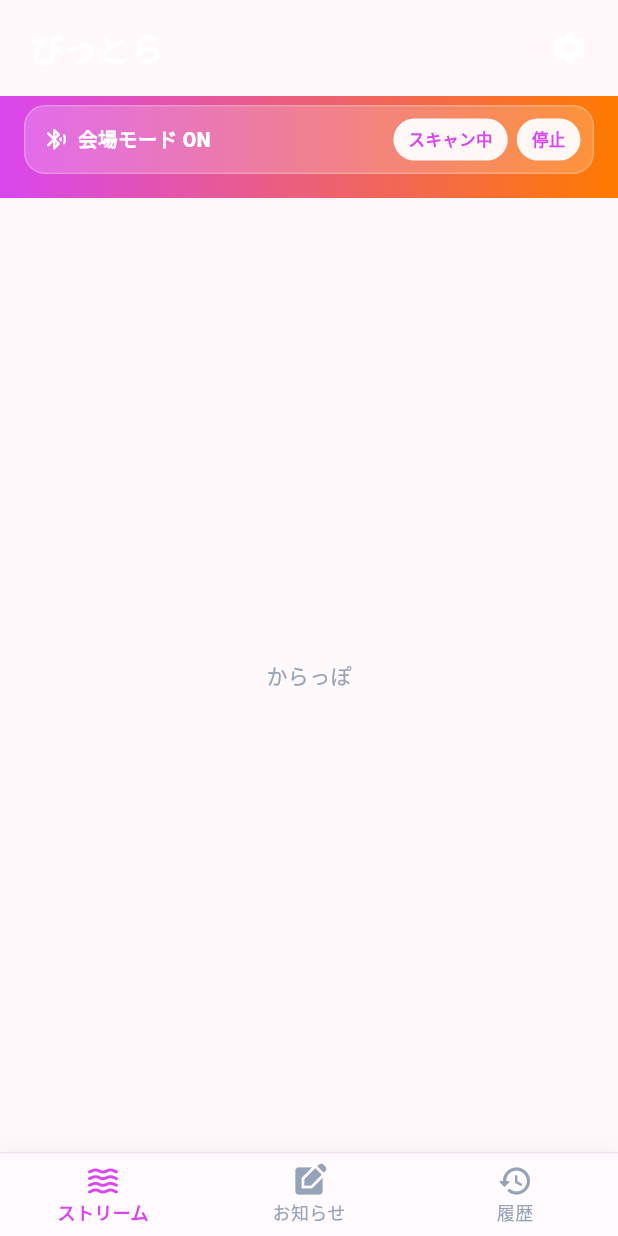
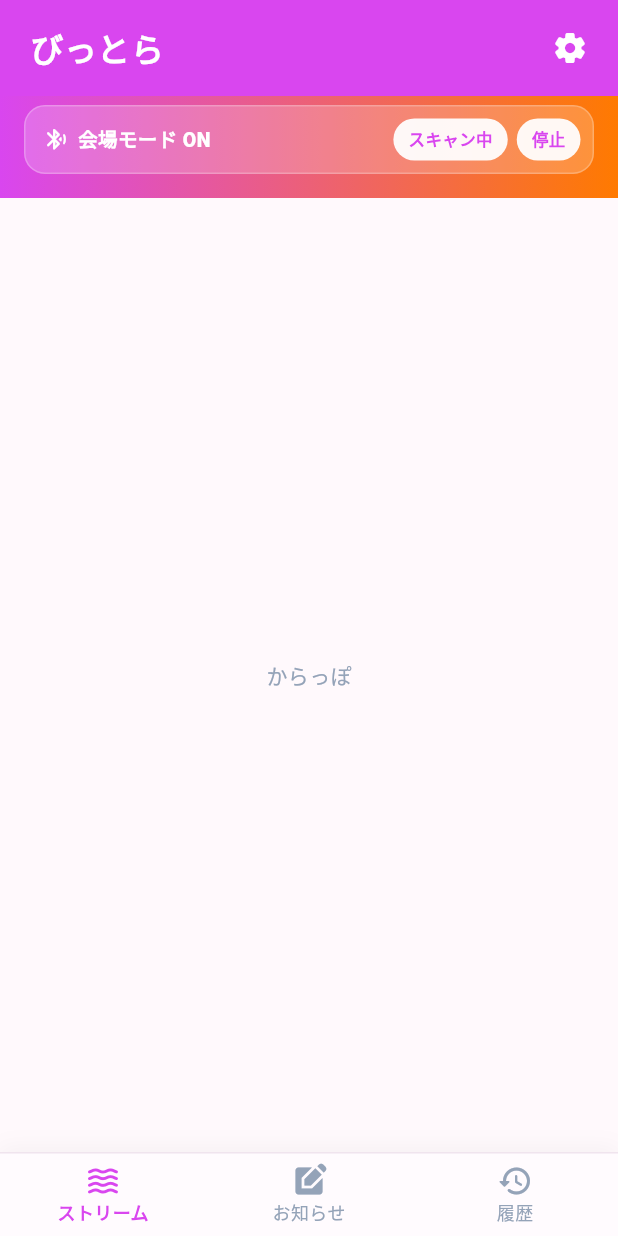
Before and after one commit to kaeruko/bittra, a Flutter app: the screen it shows after launch, after a tap on "同意してはじめる / Agree and Continue", on a phone screen of 412 x 824 dp. Run offline on Flutter 3.47's test engine with Material 3 defaults, Android fonts, the phone set to English and light mode, and no system bars; our stand-ins replace flutter_riverpod, go_router, riverpod_annotation, shared_preferences, sqflite, webview_flutter; accounts and stored records are empty; generated files the repository leaves out were written again.

Commit message:
Ensure stream header has visible gradient fallback

```diff
--- a/lib/screens/stream_screen.dart
+++ b/lib/screens/stream_screen.dart
@@ -84,7 +84,8 @@ class _StreamScreenState extends ConsumerState<StreamScreen> {
       appBar: AppBar(
         toolbarHeight: 64,
         elevation: 0,
-        backgroundColor: Colors.transparent,
+        backgroundColor: const Color(0xFFD946EF),
+        foregroundColor: Colors.white,
         surfaceTintColor: Colors.transparent,
         titleSpacing: 20,
         title: const Text(
```
